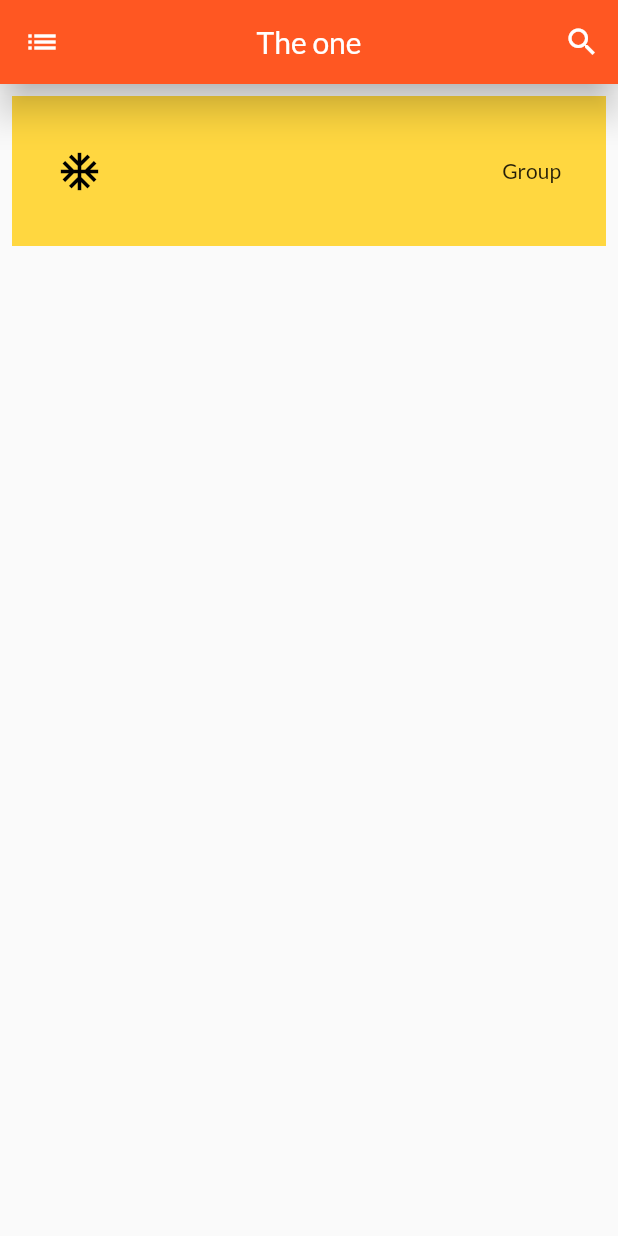
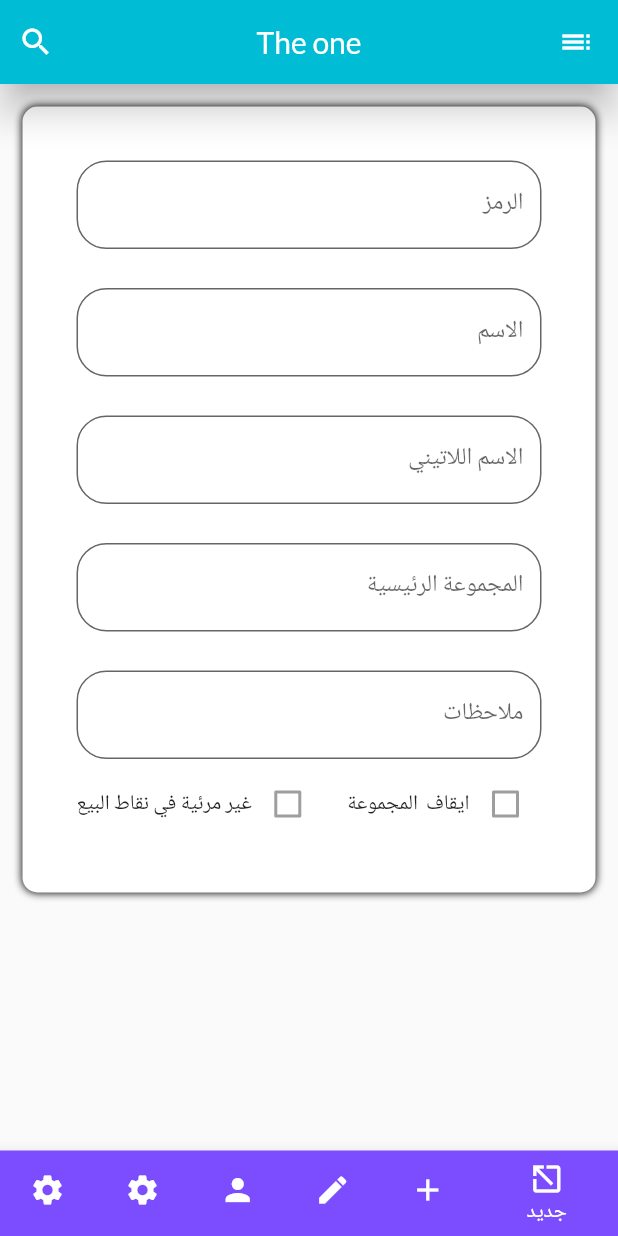
Before and after one commit to mohammedalmasro180/syweb, a Flutter app: the screen it shows after launch, on a phone screen of 412 x 824 dp. Run offline on Flutter 3.47's test engine with Material 2 defaults, Android fonts, the phone set to English and light mode, and no system bars; our stand-ins replace animated_splash_screen; missing offline and left inert: animated_splash.

Commit message:
start10-06-21

```diff
--- /dev/null
+++ b/lib/Widget/textfelid.dart
@@ -0,0 +1,13 @@
+import 'package:flutter/material.dart';
+import 'package:theone/theme/color.dart';
+
+Widget textfield(context,TextEditingController controller ,String hint){
+  return TextFormField(
+
+
+    controller: controller,
+    decoration: InputDecoration(labelText: hint,filled: true,fillColor: Colors.white,border: OutlineInputBorder(
+        borderRadius: BorderRadius.circular(20)
+    )),
+  );
+}
--- a/lib/main.dart
+++ b/lib/main.dart
@@ -8,6 +8,7 @@ import 'package:animated_splash/animated_splash.dart';
 import 'package:animated_splash_screen/animated_splash_screen.dart';
 
 import 'package:theone/screens/SGINUP.dart';
+import 'package:theone/screens/addgroup.dart';
 
 
 Future main() async {
@@ -39,6 +40,6 @@ class MyApp extends StatelessWidget {
     debugShowCheckedModeBanner: false,
     title: title,
     theme: ThemeData(primaryColor: Colors.indigo,fontFamily: 'Lato'),
-    home: HomeScreen(),
+    home: addgroup(),
   );
 }
--- /dev/null
+++ b/lib/screens/addgroup.dart
@@ -0,0 +1,170 @@
+import 'package:flutter/material.dart';
+import 'package:theone/Widget/Appbar.dart';
+import 'package:theone/Widget/drawer.dart';
+import 'package:theone/Widget/textfelid.dart';
+import 'package:theone/theme/color.dart';
+class addgroup extends StatefulWidget {
+  const addgroup({Key key}) : super(key: key);
+
+  @override
+  _addgroupState createState() => _addgroupState();
+}
+TextEditingController code;
+TextEditingController name;
+TextEditingController nameto;
+TextEditingController maingroup;
+TextEditingController text;
+
+class _addgroupState extends State<addgroup> {
+  @override
+  Widget build(BuildContext context) {
+    return  Directionality(
+      textDirection: TextDirection.rtl,
+      child: Scaffold(
+        drawer: drawer(),
+
+        bottomNavigationBar: BottomNavigationBar(
+          backgroundColor: sh,
+          items: const <BottomNavigationBarItem>[
+            BottomNavigationBarItem(
+                icon: Icon(Icons.open_in_new,color: Colors.white,),
+                title: Text('جديد'),
+                backgroundColor: sh
+            ),
+            BottomNavigationBarItem(
+                icon: Icon(Icons.add,color: Colors.white,),
+                title: Text('اضافة'),
+                backgroundColor: sh
+            ),
+            BottomNavigationBarItem(
+                icon: Icon(Icons.edit,color: Colors.white,),
+                title: Text('تعديل'),
+                backgroundColor: sh
+            ),
+            BottomNavigationBarItem(
+                icon: Icon(Icons.person,color: Colors.white,),
+                title: Text('مجموعات'),backgroundColor: sh
+            ),
+            BottomNavigationBarItem(
+                icon: Icon(Icons.settings,color: Colors.white,),
+                title: Text('حسابات'),
+                backgroundColor: Colors.red
+            ),
+            BottomNavigationBarItem(
+                icon: Icon(Icons.settings,color: Colors.white,),
+                title: Text('اغلاق'),
+                backgroundColor: Colors.red
+            ),
+          ],
+
+
+        ),
+
+        appBar: myappbar(context),
+        body: ListView(
+          children: [
+            Center(
+              child: Column(
+                children: [
+                  Padding(
+                    padding: const EdgeInsets.all(15),
+                    child: Center(
+                      child: Container(
+
+                        padding: EdgeInsets.all(30),
+                        height: MediaQuery.of(context).size.height-300,
+                        width: 700,
+
+                        child:Padding(
+                          padding: const EdgeInsets.all(3.0),
+                          child: Center(
+                            child: Form(
+                              //      key: formstate,
+                                child: Center(
+                                  child: Column(
+
+                                    children: [
+                                      Padding(
+                                          padding: const EdgeInsets.all(3.0),
+                                          child: textfield(context,code, "الرمز")
+                                      ),
+                                      SizedBox(height: 20,),
+                                      Padding(
+                                          padding: const EdgeInsets.all(3.0),
+                                          child:textfield(context,code, "الاسم")
+                                      ),
+                                      SizedBox(height: 20,),
+                                      Padding(
+                                          padding: const EdgeInsets.all(3.0),
+                                          child:textfield(context,code, "الاسم اللاتيني")
+                                      ),
+                                      SizedBox(height: 20,),
+                                      Padding(
+                                          padding: const EdgeInsets.all(3.0),
+                                          child:textfield(context,code, "المجموعة الرئيسية")
+                                      ),
+                                      SizedBox(height: 20,),
+                                      Padding(
+                                          padding: const EdgeInsets.all(3.0),
+                                          child:textfield(context,code, "ملاحظات")
+                                      ),
+
+                                      Padding(
+                                          padding: const EdgeInsets.all(3.0),
+                                          child:Row(
+                                            children: [
+                                              Expanded(child: Row(
+                                                children: [
+                                                  Checkbox(value: false, onChanged: null,
+
+                                                  ),
+                                                  Text("ايقاف  المجموعة")
+                                                ],
+                                              )
+                                              ),
+                                              Expanded(child: Row(
+                                                children: [
+                                                  Checkbox(value: false, onChanged: null,
+
+                                                  ),
+                                                  Text("غير مرئية في نقاط البيع")
+                                                ],
+                                              )
+                                              ),
+
+                                            ],
+                                          )
+                                      ),
+
+
+                                    ],
+                                  ),
+                                )),
+                          ),
+                        ),
+                        decoration: BoxDecoration(
+                            borderRadius: BorderRadius.circular(10),
+                            color: Colors.white,
+                            boxShadow: [
+                              BoxShadow(
+                                  color: Colors.black,
+                                  blurRadius: 4,
+                                  spreadRadius: 0.1
+                              )
+                            ]
+
+                        ),
+
+                      ),
+                    ),
+                  ),
+
+                ],
+              ),
+            ),
+          ],
+        )
+      ),
+    );
+  }
+}
--- a/lib/theme/color.dart
+++ b/lib/theme/color.dart
@@ -1,7 +1,7 @@
 import 'package:flutter/material.dart';
 
-const primary = Colors.deepOrange;
-const rowone = Colors.amberAccent;
-const rowto = Colors.amber;
-const sh = Colors.deepOrange;
-const coltes = Colors.lime;
+const primary = Colors.cyan;
+const rowone = Colors.cyanAccent;
+const rowto = Colors.blueAccent;
+const sh = Colors.deepPurpleAccent;
+const coltext = Colors.black;
```
